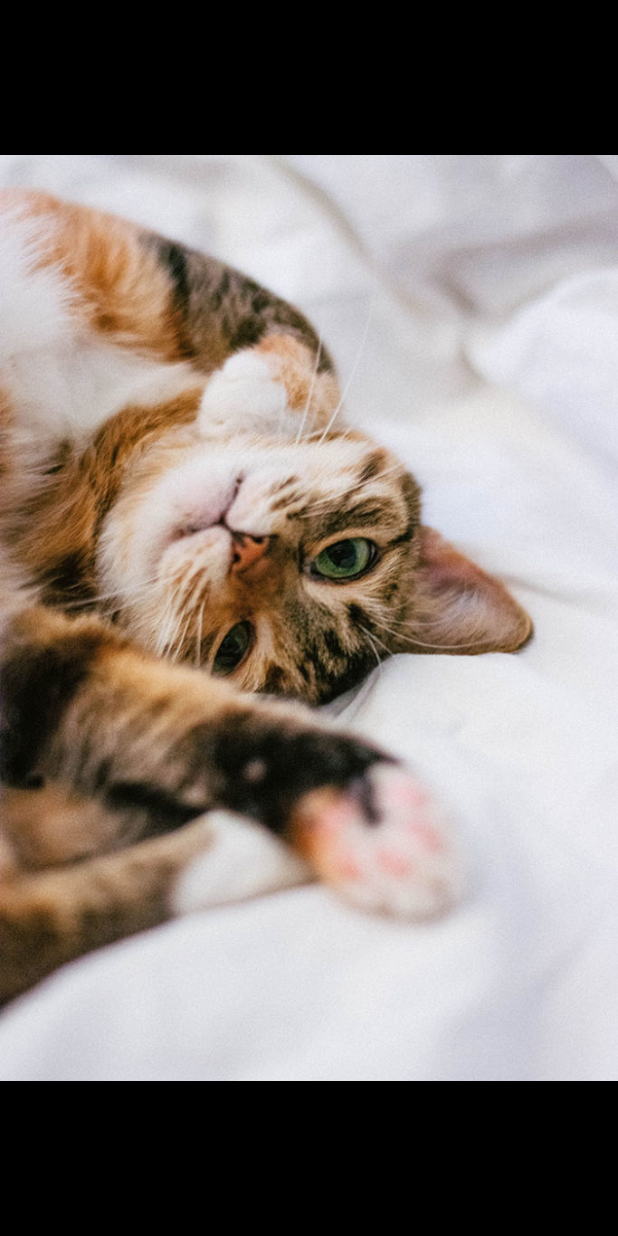
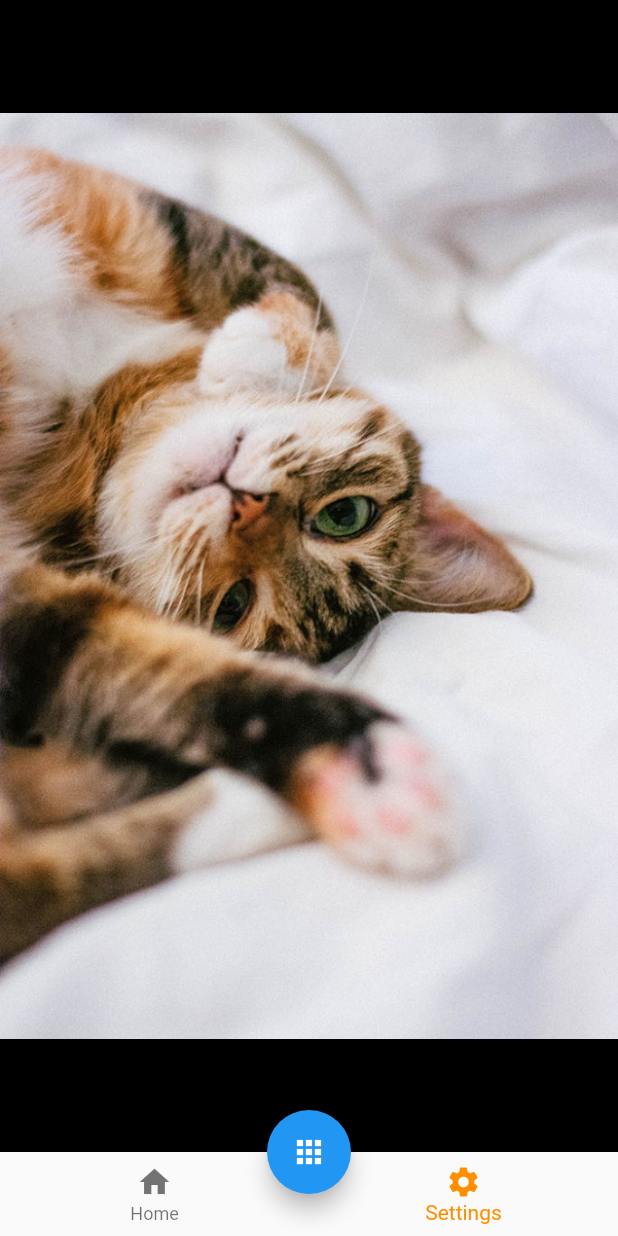
Before and after one commit to fztkm/nitechMap, a Flutter app: the MapScreen screen opened by its route, on a phone screen of 412 x 824 dp. Run offline on Flutter 3.47's test engine with Material 2 defaults, Android fonts, the phone set to English and light mode, and no system bars; drawn by our look-alikes of photo_view.

Commit message:
時間割画面

```diff
--- a/lib/main.dart
+++ b/lib/main.dart
@@ -1,7 +1,8 @@
 import 'package:flutter/material.dart';
-import 'package:nitechmap_c0de/map_screen.dart';
+import 'package:nitechmap_c0de/screens/map_screen.dart';
+import 'package:nitechmap_c0de/screens/timetable_screen.dart';
 
-import 'welcome_screen.dart';
+import 'screens/welcome_screen.dart';
 
 void main() {
   runApp(NitechMap());
@@ -14,6 +15,7 @@ class NitechMap extends StatelessWidget {
       routes: {
         WelcomeScreen.id: (context) => WelcomeScreen(),
         MapScreen.id: (context) => MapScreen(),
+        TimeTableScreen.id: (context) => TimeTableScreen(),
       },
       home: WelcomeScreen(),
     );
--- a/lib/map_screen.dart
+++ /dev/null
@@ -1,24 +0,0 @@
-import 'package:flutter/material.dart';
-import 'package:photo_view/photo_view.dart';
-
-class MapScreen extends StatefulWidget {
-  static String id = 'welcome_screen';
-  @override
-  _MapScreenState createState() => _MapScreenState();
-}
-
-class _MapScreenState extends State<MapScreen> {
-  @override
-  Widget build(BuildContext context) {
-    return Scaffold(
-      backgroundColor: Colors.white,
-      body: SafeArea(
-        child: Container(
-          child: PhotoView(
-            imageProvider: AssetImage('images/nekochan.jpg'),
-          ),
-        ),
-      ),
-    );
-  }
-}
--- /dev/null
+++ b/lib/screens/map_screen.dart
@@ -0,0 +1,50 @@
+import 'package:flutter/material.dart';
+import 'package:photo_view/photo_view.dart';
+
+import 'timetable_screen.dart';
+
+class MapScreen extends StatefulWidget {
+  static String id = 'welcome_screen';
+  @override
+  _MapScreenState createState() => _MapScreenState();
+}
+
+class _MapScreenState extends State<MapScreen> {
+  @override
+  Widget build(BuildContext context) {
+    return Scaffold(
+      backgroundColor: Colors.white,
+      body: SafeArea(
+        child: Container(
+          child: PhotoView(
+            imageProvider: AssetImage('images/nekochan.jpg'),
+          ),
+        ),
+      ),
+      bottomNavigationBar: BottomNavigationBar(
+        items: const <BottomNavigationBarItem>[
+          BottomNavigationBarItem(
+            icon: Icon(Icons.home),
+            label: 'Home',
+            backgroundColor: Colors.red,
+          ),
+          BottomNavigationBarItem(
+            icon: Icon(Icons.settings),
+            label: 'Settings',
+            backgroundColor: Colors.pink,
+          ),
+        ],
+        currentIndex: 1,
+        selectedItemColor: Colors.amber[800],
+        onTap: (_) {},
+      ),
+      floatingActionButtonLocation: FloatingActionButtonLocation.centerDocked,
+      floatingActionButton: FloatingActionButton(
+        onPressed: () {
+          Navigator.pushNamed(context, TimeTableScreen.id);
+        },
+        child: Icon(Icons.apps_rounded),
+      ),
+    );
+  }
+}
--- a/lib/welcome_screen.dart
+++ b/lib/screens/welcome_screen.dart
@@ -1,6 +1,6 @@
 import 'package:flutter/cupertino.dart';
 import 'package:flutter/material.dart';
-import 'package:nitechmap_c0de/map_screen.dart';
+import 'package:nitechmap_c0de/screens/map_screen.dart';
 
 class WelcomeScreen extends StatefulWidget {
   static String id = 'welcome_screen';
```
Also changed, not shown: lib/screens/timetable_screen.dart (added, +34 -0 lines).
